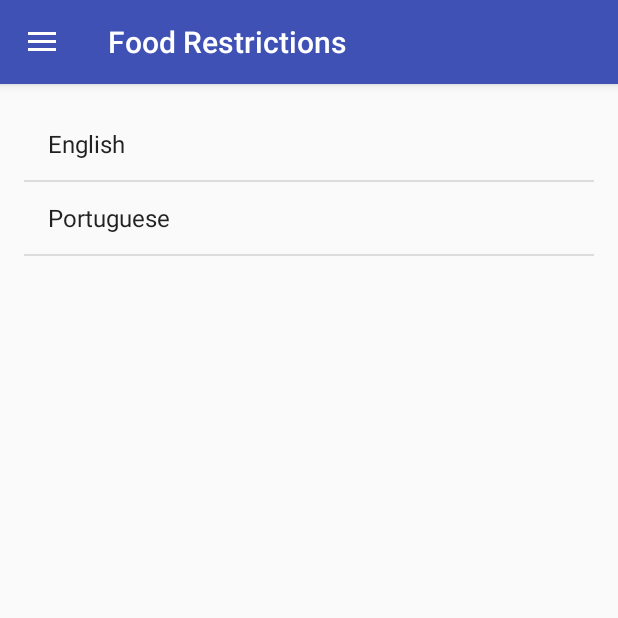
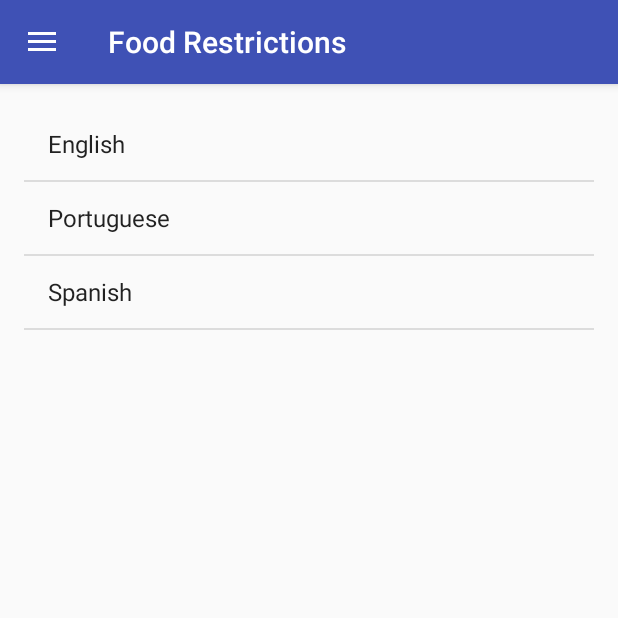
Before and after one commit to trmendes/FoodRestrictions, an Android app: the fragment FoodMessages placed in its activity, in the side drawer, after a tap on "Vegetarian/Vegan", on a phone screen of 412 x 824 dp, the top half of it. Run offline under Robolectric (Android 15) with nearby library versions, the light colour scheme and no system bars.

Commit message:
adding Spanish to the menu in English

```diff
--- a/app/src/main/res/values/languages.xml
+++ b/app/src/main/res/values/languages.xml
@@ -3,5 +3,6 @@
     <string-array name="languages_array">
         <item>English</item>
         <item>Portuguese</item>
+	<item>Spanish</item>
     </string-array>
 </resources>
--- a/app/src/main/res/values/languages_veg_messages.xml
+++ b/app/src/main/res/values/languages_veg_messages.xml
@@ -3,5 +3,6 @@
     <string-array name="languages_messages_array">
         <item>English</item>
         <item>Portuguese</item>
+	<item>Spanish</item>
     </string-array>
 </resources>
```
